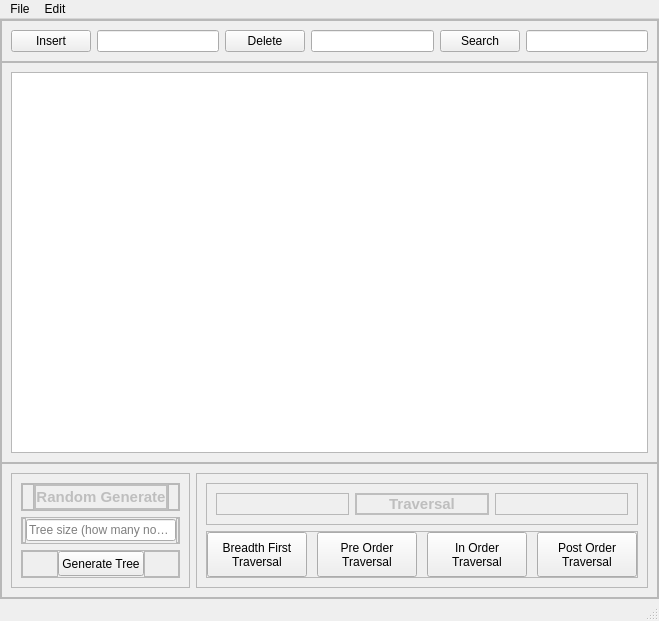
This is BST_Visualizer/mainwindow.ui in LeonJ142857/QT_BST_Visualizer as Qt 5 draws it before an edit. The edited form follows.
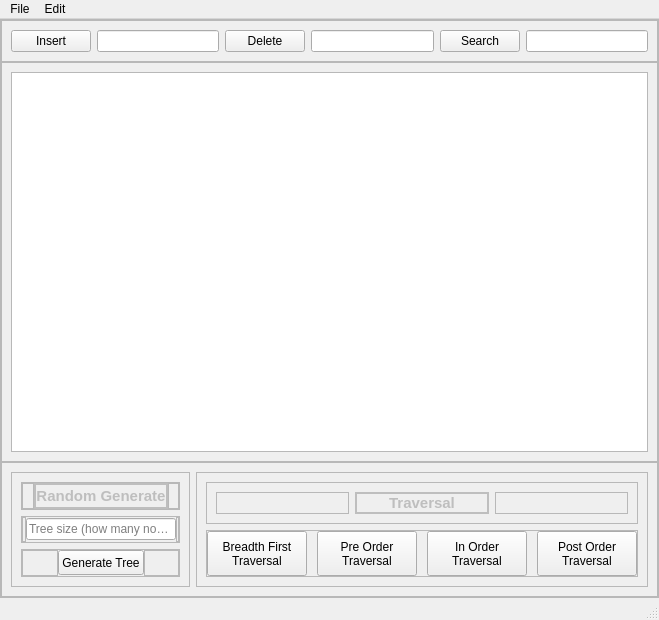
This is the edited form.

Commit message: changed app structure

What changed in the file:
```diff
--- a/BST_Visualizer/mainwindow.ui
+++ b/BST_Visualizer/mainwindow.ui
@@ -7,7 +7,7 @@
     <x>0</x>
     <y>0</y>
     <width>659</width>
-    <height>621</height>
+    <height>276</height>
    </rect>
   </property>
   <property name="windowTitle">
@@ -353,6 +353,9 @@
                 </item>
                 <item>
                  <widget class="QPushButton" name="BFTButton_2">
+                  <property name="enabled">
+                   <bool>true</bool>
+                  </property>
                   <property name="minimumSize">
                    <size>
                     <width>0</width>
@@ -377,7 +380,7 @@
                    <string>Generate Tree</string>
                   </property>
                   <property name="checkable">
-                   <bool>true</bool>
+                   <bool>false</bool>
                   </property>
                   <property name="checked">
                    <bool>false</bool>
@@ -546,7 +549,7 @@
 Traversal</string>
                   </property>
                   <property name="checkable">
-                   <bool>true</bool>
+                   <bool>false</bool>
                   </property>
                   <property name="checked">
                    <bool>false</bool>
@@ -580,7 +583,7 @@
 Traversal</string>
                   </property>
                   <property name="checkable">
-                   <bool>true</bool>
+                   <bool>false</bool>
                   </property>
                  </widget>
                 </item>
@@ -605,7 +608,7 @@
 Traversal</string>
                   </property>
                   <property name="checkable">
-                   <bool>true</bool>
+                   <bool>false</bool>
                   </property>
                  </widget>
                 </item>
@@ -633,7 +636,7 @@
 Traversal</string>
                   </property>
                   <property name="checkable">
-                   <bool>true</bool>
+                   <bool>false</bool>
                   </property>
                  </widget>
                 </item>
@@ -651,6 +654,7 @@
     </item>
    </layout>
   </widget>
+  <widget class="QStatusBar" name="statusbar"/>
   <widget class="QMenuBar" name="menubar">
    <property name="geometry">
     <rect>
@@ -676,7 +680,6 @@
    <addaction name="menuFile"/>
    <addaction name="menuEdit"/>
   </widget>
-  <widget class="QStatusBar" name="statusbar"/>
   <action name="actionNew_Window">
    <property name="text">
     <string>New Window</string>
```
Left out of the diff: 16 changed lines with no effect on the pictures. The commit also changes 2 other files.
